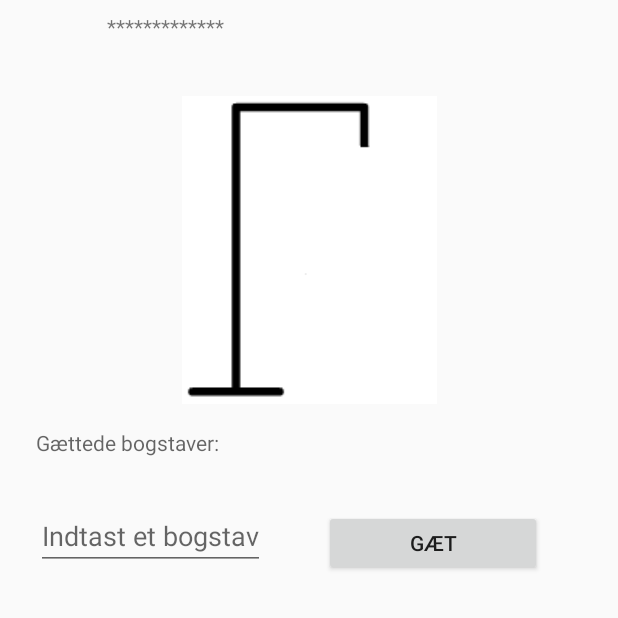
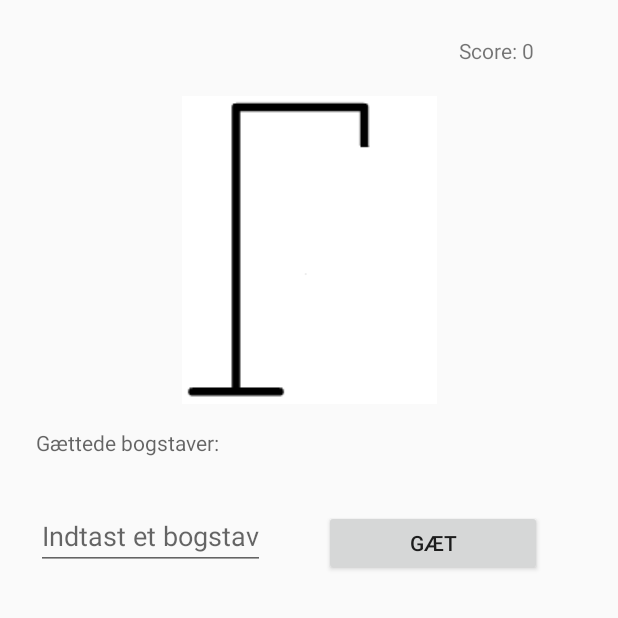
Before and after one commit to AlenDK/Galgespil, an Android app: the screen it shows after launch (HovedAktivitet), after a tap on "SPIL", on a phone screen of 412 x 824 dp, the top half of it. Run offline under Robolectric (Android 15) with nearby library versions, the light colour scheme and no system bars; our stand-ins replace Firebase (no records; nobody signed in at launch, a user with empty details on screens opened directly); network calls fail.

Commit message:
Score er blevet færdiggjort

```diff
--- a/app/src/main/java/e/android/gaglespil/SelveSpillet.java
+++ b/app/src/main/java/e/android/gaglespil/SelveSpillet.java
@@ -2,6 +2,7 @@ package e.android.gaglespil;
 
 import android.app.Fragment;
 import android.app.FragmentManager;
+import android.os.AsyncTask;
 import android.os.Bundle;
 import android.support.annotation.Nullable;
 import android.support.v7.app.AppCompatActivity;
@@ -11,10 +12,13 @@ import android.view.ViewGroup;
 import android.widget.Button;
 import android.widget.EditText;
 import android.widget.ImageView;
+import android.widget.ProgressBar;
 import android.widget.TextView;
 
 import com.google.firebase.database.DatabaseReference;
 import com.google.firebase.database.FirebaseDatabase;
+
+import java.net.URL;
 
 
 public class SelveSpillet extends Fragment implements View.OnClickListener {
@@ -23,25 +27,30 @@ public class SelveSpillet extends Fragment implements View.OnClickListener {
     DAO dao = new DAO();
     GalgeLogik galgeLogik = new GalgeLogik();
     Dialoger dialog = new Dialoger();
-    TextView ord, Forkert;
+    TextView ord, Forkert, point;
+    int points;
     EditText gæt;
     Button getKnap;
     ImageView billede;
+
 
 
     @Override
     public View onCreateView(LayoutInflater inflater, @Nullable ViewGroup container, @Nullable Bundle savedInstanceState) {
         View view = inflater.inflate(R.layout.selvespillet, container, false);
 
+        new DownloadFilesTask().execute();
+
         Forkert = view.findViewById(R.id.Forkert);
         ord = view.findViewById(R.id.textOrd);
         gæt = view.findViewById(R.id.edit);
+        point = view.findViewById(R.id.point);
+        point.setText("Score: " + points);
+
 
         billede = view.findViewById(R.id.imageView);
         ændreBillede();
 
-
-        ord.setText(galgeLogik.getSynligtOrd());
 
         getKnap = (Button) view.findViewById(R.id.button) ;
         getKnap.setOnClickListener(this);
@@ -65,9 +74,18 @@ public class SelveSpillet extends Fragment implements View.OnClickListener {
         } else if (galgeLogik.getBrugteBogstaver().contains(bogstav)) {
             gæt.setError("Bogstavet er gættet på");
             return;
+        } else if (bogstav == "1") {
+            gæt.setError("Du må kun gætte på bogstaver");
+            return;
         }
         galgeLogik.gætBogstav(bogstav);
         gæt.setText("");
+        if(galgeLogik.erSidsteBogstavKorrekt() == true) {
+            updatePoints(50);
+        } else {
+            updatePoints(-50);
+
+        }
         gæt.setError(null);
             opdaterSkærm();
         }
@@ -92,6 +110,25 @@ public class SelveSpillet extends Fragment implements View.OnClickListener {
     }
 
 
+    public void updatePoints(int i) {
+        points += i;
+        point.setText("Score: " + points);
+    }
+
+    private class DownloadFilesTask extends AsyncTask  {
+
+        protected Object doInBackground(Object... arg0) {
+            try {
+                galgeLogik.hentOrdFraDr();
+                return "Virker";
+            } catch (Exception e) {
+                e.printStackTrace();
+                return "fejl";
+            }
+
+        }
+
+    }
 
 
     public void opdaterSkærm() {
@@ -103,6 +140,15 @@ public class SelveSpillet extends Fragment implements View.OnClickListener {
 
 
         if(galgeLogik.erSpilletVundet()) {
+
+            updatePoints(-100);
+
+            Bundle bundle = new Bundle();
+            bundle.putInt("score", points);
+
+            Vinder_frag vinderfraq = new Vinder_frag();
+            vinderfraq.setArguments(bundle);
+
             getFragmentManager().beginTransaction()
                     .replace(R.id.fragmentindhold, new Vinder_frag())
                     .addToBackStack(null)
@@ -110,11 +156,17 @@ public class SelveSpillet extends Fragment implements View.OnClickListener {
         }
         if(galgeLogik.erSpilletTabt()) {
 
+            updatePoints(-100);
+
             Bundle bundle = new Bundle();
             bundle.putString("key", galgeLogik.getOrdet());
+            bundle.putInt("score", points);
 
             Taber_frag taberfraq = new Taber_frag();
             taberfraq.setArguments(bundle);
+
+            galgeLogik.nulstil();
+            opdaterSkærm();
 
             getFragmentManager().beginTransaction()
                     .replace(R.id.fragmentindhold, taberfraq)
--- a/app/src/main/res/layout/selvespillet.xml
+++ b/app/src/main/res/layout/selvespillet.xml
@@ -60,17 +60,14 @@
         app:layout_constraintStart_toStartOf="parent"
         app:layout_constraintTop_toBottomOf="@+id/imageView" />
 
-    <FrameLayout
-        android:id="@+id/fragmentindhold1"
-        android:layout_width="0dp"
-        android:layout_height="0dp"
-        android:layout_marginBottom="8dp"
-        android:layout_marginEnd="8dp"
-        android:layout_marginStart="8dp"
-        android:layout_marginTop="8dp"
-        app:layout_constraintBottom_toBottomOf="parent"
+    <TextView
+        android:id="@+id/point"
+        android:layout_width="wrap_content"
+        android:layout_height="wrap_content"
+        android:layout_marginEnd="48dp"
+        android:layout_marginTop="16dp"
+        android:text=""
         app:layout_constraintEnd_toEndOf="parent"
-        app:layout_constraintStart_toStartOf="parent"
-        app:layout_constraintTop_toTopOf="parent"/>
+        app:layout_constraintTop_toTopOf="parent" />
 
 </android.support.constraint.ConstraintLayout>
```
Also changed, not shown: app/src/main/java/e/android/gaglespil/GalgeLogik.java (+42 -0 lines), app/src/main/java/e/android/gaglespil/HighScoreActivity.java (deleted, +0 -70 lines).
